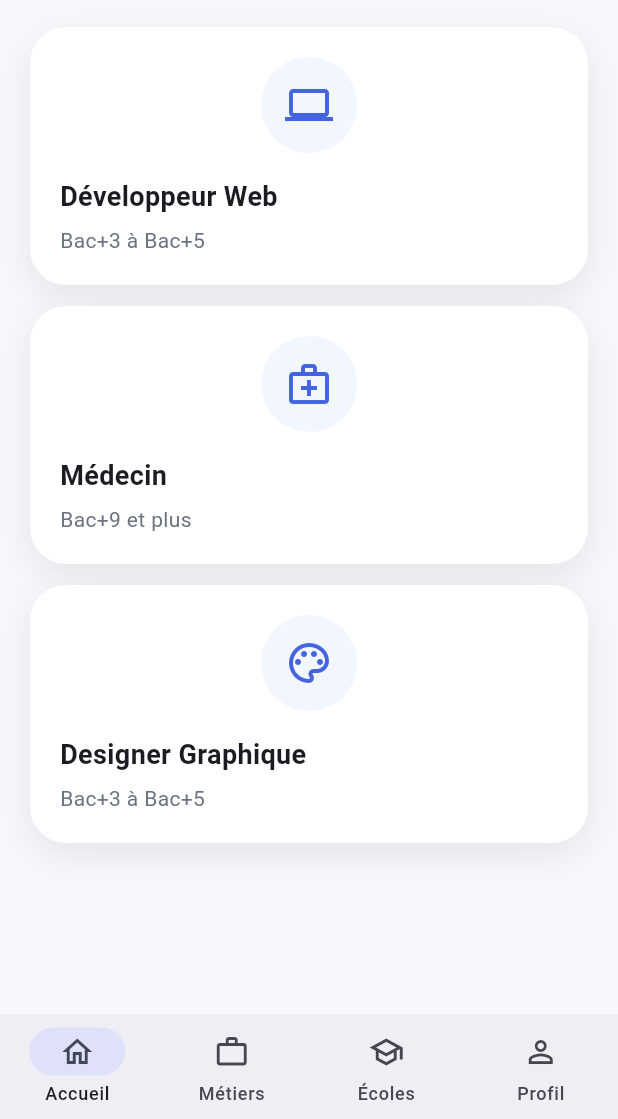
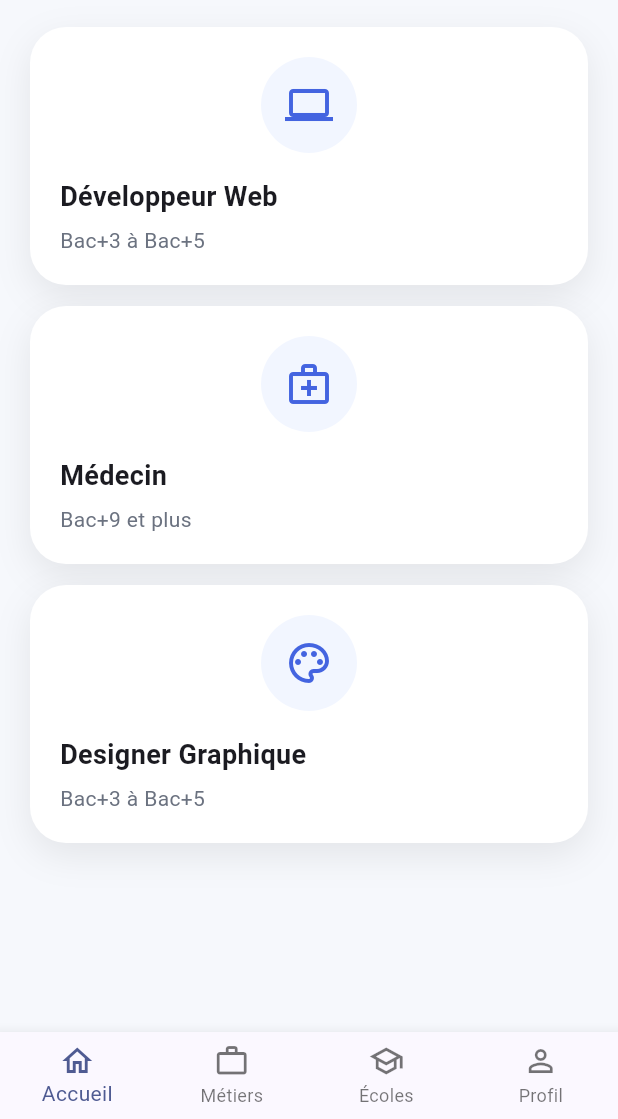
Before and after one commit to shikileliondor/test-flutter, a Flutter app: the screen it shows after launch, on a phone screen of 412 x 824 dp, the part 117-1236 px from its top. Run offline on Flutter 3.47's test engine with Material 3 defaults, Android fonts, the phone set to English and light mode, and no system bars.

Commit message:
Implement bottom navigation and mock data services

```diff
--- a/lib/main.dart
+++ b/lib/main.dart
@@ -1,6 +1,6 @@
 import 'package:flutter/material.dart';
 
-import 'screens/home_screen.dart';
+import 'screens/main_navigation_screen.dart';
 
 void main() {
   runApp(const ParcoursApp());
@@ -23,7 +23,7 @@ class ParcoursApp extends StatelessWidget {
           brightness: Brightness.light,
         ),
       ),
-      home: const HomeScreen(),
+      home: const MainNavigationScreen(),
     );
   }
 }
--- a/lib/screens/home_screen.dart
+++ b/lib/screens/home_screen.dart
@@ -2,12 +2,9 @@ import 'package:flutter/material.dart';
 
 import '../models/filiere.dart';
 import '../models/metier.dart';
-import '../services/ecole_service.dart';
 import '../services/filiere_repository.dart';
 import '../widgets/filiere_card.dart';
-import 'ecoles_screen.dart';
 import 'metier_detail_screen.dart';
-import 'metiers_screen.dart';
 
 class HomeScreen extends StatefulWidget {
   const HomeScreen({super.key});
@@ -18,7 +15,6 @@ class HomeScreen extends StatefulWidget {
 
 class _HomeScreenState extends State<HomeScreen> {
   late Future<List<Filiere>> _filieresFuture;
-  int _selectedIndex = 0;
 
   @override
   void initState() {
@@ -102,28 +98,11 @@ class _HomeScreenState extends State<HomeScreen> {
                     },
                   ),
                 ),
-                const SliverToBoxAdapter(child: SizedBox(height: 100)),
+                const SliverToBoxAdapter(child: SizedBox(height: 30)),
               ],
             );
           },
         ),
-      ),
-      bottomNavigationBar: NavigationBar(
-        selectedIndex: _selectedIndex,
-        height: 70,
-        surfaceTintColor: Colors.white,
-        onDestinationSelected: (index) {
-          setState(() => _selectedIndex = index);
-          if (index == 1) {
-            Navigator.of(context).push(MaterialPageRoute<void>(builder: (_) => const MetiersScreen()));
-          }
-        },
-        destinations: const [
-          NavigationDestination(icon: Icon(Icons.home_outlined), label: 'Accueil'),
-          NavigationDestination(icon: Icon(Icons.work_outline), label: 'Métiers'),
-          NavigationDestination(icon: Icon(Icons.school_outlined), label: 'Écoles'),
-          NavigationDestination(icon: Icon(Icons.person_outline), label: 'Profil'),
-        ],
       ),
     );
   }
@@ -135,11 +114,7 @@ class _HomeScreenState extends State<HomeScreen> {
       description: filiere.description,
       salaireMoyen: const SalaireMetier(minimum: 28000, moyen: 42000, maximum: 65000),
       competencesRequises: filiere.competences,
-      filieresEtudes: [
-        'BTS / BUT lié au domaine',
-        'Licence professionnelle',
-        'Master ou école spécialisée',
-      ],
+      filieresEtudes: const ['BTS / BUT lié au domaine', 'Licence professionnelle', 'Master ou école spécialisée'],
       dureeEtudes: filiere.niveau,
       ecolesRecommandees: filiere.ecoles.map((ecole) => '${ecole.nom} (${ecole.ville})').toList(),
       icone: filiere.icone,
--- /dev/null
+++ b/lib/screens/main_navigation_screen.dart
@@ -0,0 +1,46 @@
+import 'package:flutter/material.dart';
+
+import 'ecoles_screen.dart';
+import 'home_screen.dart';
+import 'metiers_screen.dart';
+import 'profile_screen.dart';
+
+class MainNavigationScreen extends StatefulWidget {
+  const MainNavigationScreen({super.key});
+
+  @override
+  State<MainNavigationScreen> createState() => _MainNavigationScreenState();
+}
+
+class _MainNavigationScreenState extends State<MainNavigationScreen> {
+  int currentIndex = 0;
+
+  final List<Widget> pages = const [
+    HomeScreen(),
+    MetiersScreen(),
+    EcolesScreen(),
+    ProfileScreen(),
+  ];
+
+  @override
+  Widget build(BuildContext context) {
+    return Scaffold(
+      body: IndexedStack(index: currentIndex, children: pages),
+      bottomNavigationBar: BottomNavigationBar(
+        currentIndex: currentIndex,
+        onTap: (index) {
+          setState(() {
+            currentIndex = index;
+          });
+        },
+        type: BottomNavigationBarType.fixed,
+        items: const [
+          BottomNavigationBarItem(icon: Icon(Icons.home_outlined), label: 'Accueil'),
+          BottomNavigationBarItem(icon: Icon(Icons.work_outline), label: 'Métiers'),
+          BottomNavigationBarItem(icon: Icon(Icons.school_outlined), label: 'Écoles'),
+          BottomNavigationBarItem(icon: Icon(Icons.person_outline), label: 'Profil'),
+        ],
+      ),
+    );
+  }
+}
--- a/lib/screens/metiers_screen.dart
+++ b/lib/screens/metiers_screen.dart
@@ -17,10 +17,10 @@ class MetiersScreen extends StatefulWidget {
 
 class _MetiersScreenState extends State<MetiersScreen> {
   static const _domaines = ['Tous', 'Technologie', 'Santé', 'Business', 'Ingénierie', 'Créatif'];
-  static const _durees = ['Toutes', '2 ans', '3 ans', '5 ans', '6+ ans'];
+  static const _durees = ['Toutes', '3 ans', '3 à 5 ans', '5 ans', '6+ ans'];
   static const _niveaux = ['Tous', 'Bac', 'Bac+2', 'Bac+3', 'Bac+5'];
 
-  final MetierService _service = MetierService(baseUrl: 'http://localhost:8000/api');
+  final MetierService _service = MetierService();
 
   bool _loading = true;
   String? _error;
```
Also changed, not shown: lib/screens/ecoles_screen.dart (+6 -10 lines), lib/screens/profile_screen.dart (added, +36 -0 lines), lib/services/ecole_service.dart (+21 -10 lines), lib/services/metier_service.dart (+44 -6 lines), lib/services/mock_data.dart (added, +136 -0 lines).
